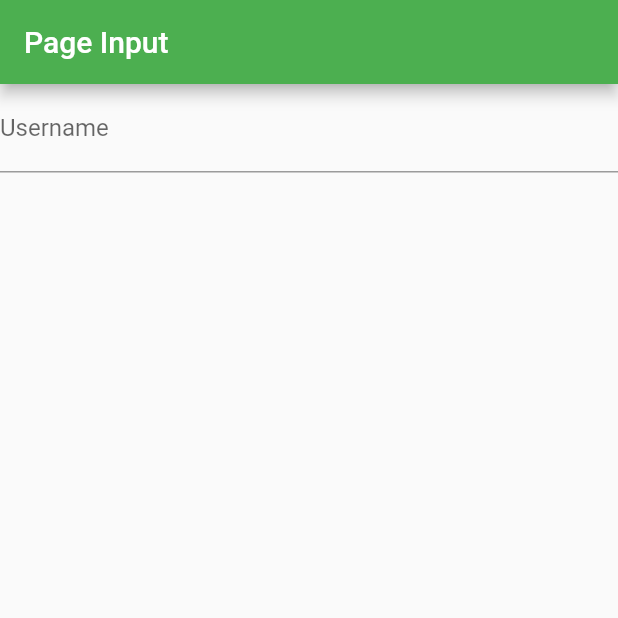
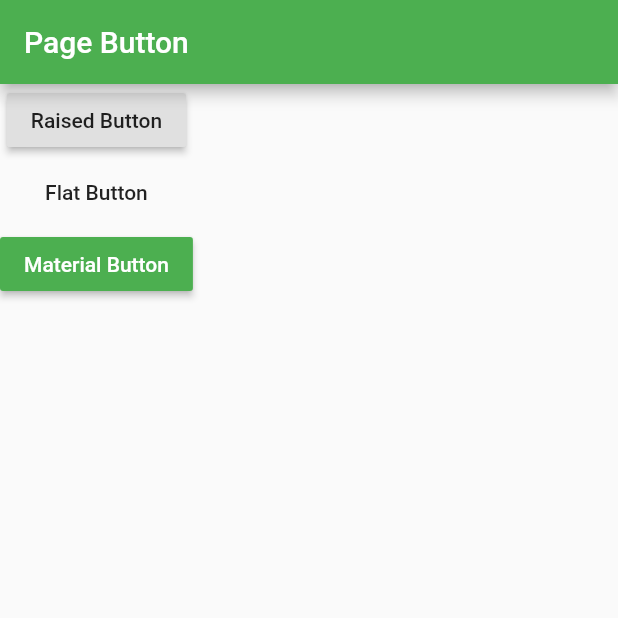
Before and after one commit to ganargatul/flutter-simple, a Flutter app: the screen it shows after launch, on a phone screen of 412 x 824 dp, the top half of it. Run offline on Flutter 3.47's test engine with Material 2 defaults, Android fonts, the phone set to English and light mode, and no system bars.

Commit message:
page button

```diff
--- /dev/null
+++ b/lib/PageButton.dart
@@ -0,0 +1,31 @@
+import 'package:flutter/material.dart';
+
+class PageButton extends StatelessWidget {
+  @override
+  Widget build(BuildContext context) {
+    return Scaffold(
+      appBar: AppBar(
+        backgroundColor: Colors.green,
+        title: Text("Page Button"),
+      ),
+      body: Column(
+        children: <Widget>[
+          RaisedButton(
+            onPressed: (){},
+            child: Text("Raised Button"),
+          ),
+          FlatButton(
+            onPressed: (){},
+            child: Text("Flat Button"),
+          ),
+          MaterialButton(
+            onPressed: (){},
+            child: Text("Material Button"),
+            color: Colors.green,
+            textColor: Colors.white,
+          )
+        ],
+      ),
+    );
+  }
+}
--- a/lib/main.dart
+++ b/lib/main.dart
@@ -3,6 +3,7 @@ import 'PagePertama.dart';
 import 'PageKedua.dart';
 import 'PageKetiga.dart';
 import 'PageInputWidget.dart';
+import 'PageButton.dart';
 void main() => runApp(MyApp());
 
 class MyApp extends StatelessWidget {
@@ -23,7 +24,7 @@ class MyApp extends StatelessWidget {
         // is not restarted.
         primarySwatch: Colors.blue,
       ),
-      home: PageInputWidget(),debugShowCheckedModeBanner: false,
+      home: PageButton(),debugShowCheckedModeBanner: false,
     );
   }
 }
```
